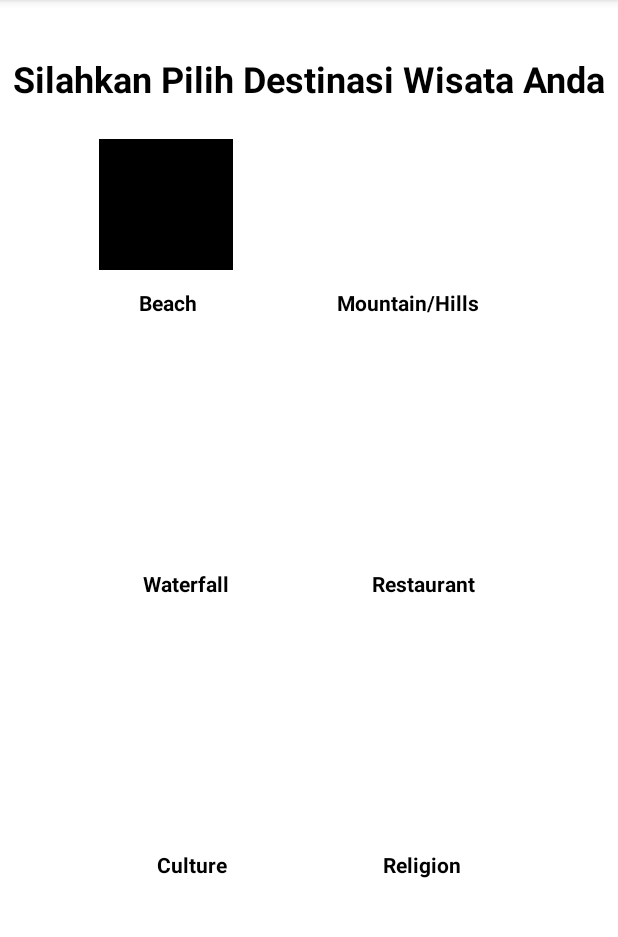
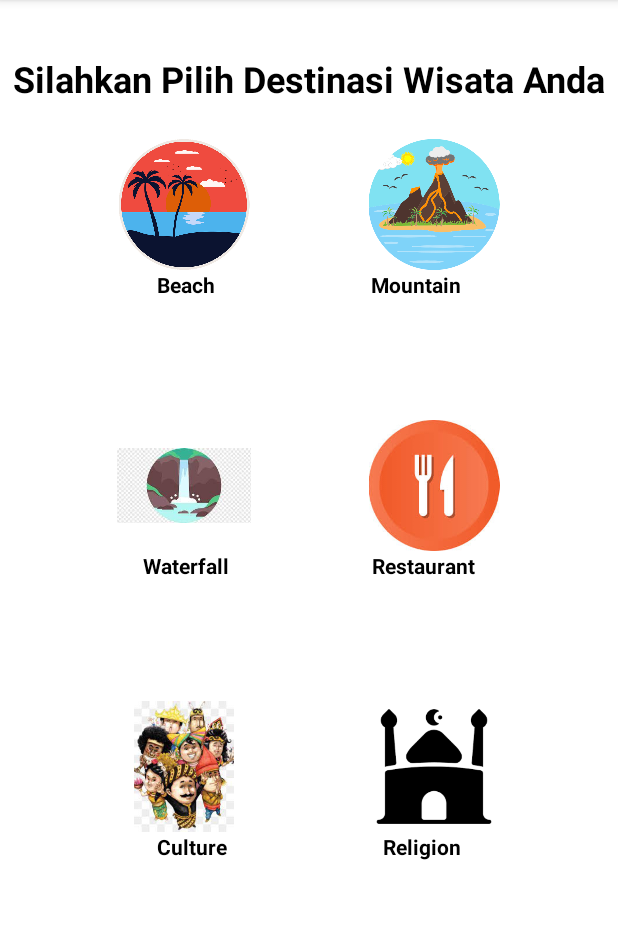
Before and after one commit to Ammardapi/Llombok_Travelling, an Android app: the screen it shows after launch once a user with an empty profile is signed in (DashboardActivity), on a phone screen of 412 x 824 dp, the part 84-1021 px from its top. Run offline under Robolectric (Android 15) with nearby library versions, the phone set to English and light mode, and no system bars; our stand-ins replace Firebase (no records; nobody signed in at launch, a user with empty details on screens opened directly).

Commit message:
imageview

```diff
--- a/app/src/main/java/com/dapi/lomboktravelling/DashboardActivity.java
+++ b/app/src/main/java/com/dapi/lomboktravelling/DashboardActivity.java
@@ -3,6 +3,7 @@ package com.dapi.lomboktravelling;
 import androidx.appcompat.app.AppCompatActivity;
 
 import android.os.Bundle;
+import android.widget.ImageView;
 
 public class DashboardActivity extends AppCompatActivity {
 
@@ -10,5 +11,18 @@ public class DashboardActivity extends AppCompatActivity {
     protected void onCreate(Bundle savedInstanceState) {
         super.onCreate(savedInstanceState);
         setContentView(R.layout.activity_dashboard);
+
+        ImageView pantai =findViewById(R.id.iv_beach);
+        pantai.setImageResource(R.drawable.pantai);
+        ImageView hill =findViewById(R.id.iv_hill);
+        hill.setImageResource(R.drawable.hill);
+        ImageView terjun =findViewById(R.id.iv_waterfall);
+        terjun.setImageResource(R.drawable.terjun);
+        ImageView rest =findViewById(R.id.iv_rest);
+        rest.setImageResource(R.drawable.rest);
+        ImageView culture =findViewById(R.id.iv_culture);
+        culture.setImageResource(R.drawable.budaya);
+        ImageView religi =findViewById(R.id.iv_religi);
+        religi.setImageResource(R.drawable.religi);
     }
 }
--- a/app/src/main/java/com/dapi/lomboktravelling/MainActivity.java
+++ b/app/src/main/java/com/dapi/lomboktravelling/MainActivity.java
@@ -9,6 +9,7 @@ import android.util.Log;
 import android.view.View;
 import android.widget.Button;
 import android.widget.EditText;
+import android.widget.ImageView;
 import android.widget.TextView;
 import android.widget.Toast;
 
@@ -35,6 +36,8 @@ public class MainActivity extends AppCompatActivity {
     protected void onCreate(Bundle savedInstanceState) {
         super.onCreate(savedInstanceState);
         setContentView(R.layout.activity_main);
+
+
 
         // Initialize Firebase Auth
         mAuth = FirebaseAuth.getInstance();
--- a/app/src/main/res/layout/activity_dashboard.xml
+++ b/app/src/main/res/layout/activity_dashboard.xml
@@ -11,7 +11,6 @@
         android:id="@+id/tv_culture"
         android:layout_width="wrap_content"
         android:layout_height="wrap_content"
-        android:layout_marginTop="12dp"
         android:text="Culture"
         android:textColor="@color/black"
         android:textStyle="bold"
@@ -25,21 +24,19 @@
         android:id="@+id/tv_religi"
         android:layout_width="wrap_content"
         android:layout_height="wrap_content"
-        android:layout_marginTop="12dp"
         android:text="Religion"
         android:textColor="@color/black"
         android:textStyle="bold"
         app:layout_constraintEnd_toEndOf="parent"
         app:layout_constraintHorizontal_bias="0.5"
         app:layout_constraintStart_toEndOf="@+id/tv_culture"
-        app:layout_constraintTop_toBottomOf="@+id/imageView6"
+        app:layout_constraintTop_toBottomOf="@+id/iv_religi"
         tools:ignore="MissingConstraints" />
 
     <TextView
         android:id="@+id/tv_restauran"
         android:layout_width="wrap_content"
         android:layout_height="wrap_content"
-        android:layout_marginTop="12dp"
         android:text="Restaurant"
         android:textColor="@color/black"
         android:textStyle="bold"
@@ -68,9 +65,8 @@
         android:layout_width="89dp"
         android:layout_height="87dp"
         android:layout_marginTop="24dp"
-        android:layout_marginEnd="36dp"
-        android:background="@color/black"
         app:layout_constraintEnd_toStartOf="@+id/iv_hill"
+        app:layout_constraintHorizontal_bias="0.5"
         app:layout_constraintStart_toStartOf="parent"
         app:layout_constraintTop_toBottomOf="@+id/textView"
         tools:ignore="MissingConstraints"
@@ -93,7 +89,6 @@
         android:layout_width="89dp"
         android:layout_height="87dp"
         android:layout_marginTop="100dp"
-        android:layout_marginEnd="36dp"
         app:layout_constraintEnd_toStartOf="@+id/iv_rest"
         app:layout_constraintHorizontal_bias="0.5"
         app:layout_constraintStart_toStartOf="parent"
@@ -118,8 +113,7 @@
         android:layout_width="89dp"
         android:layout_height="87dp"
         android:layout_marginTop="100dp"
-        android:layout_marginEnd="36dp"
-        app:layout_constraintEnd_toStartOf="@+id/imageView6"
+        app:layout_constraintEnd_toStartOf="@+id/iv_religi"
         app:layout_constraintHorizontal_bias="0.5"
         app:layout_constraintStart_toStartOf="parent"
         app:layout_constraintTop_toBottomOf="@+id/iv_waterfall"
@@ -127,7 +121,7 @@
         tools:srcCompat="@drawable/budaya" />
 
     <ImageView
-        android:id="@+id/imageView6"
+        android:id="@+id/iv_religi"
         android:layout_width="89dp"
         android:layout_height="87dp"
         android:layout_marginTop="100dp"
@@ -142,7 +136,6 @@
         android:id="@+id/tv_beach"
         android:layout_width="wrap_content"
         android:layout_height="wrap_content"
-        android:layout_marginTop="12dp"
         android:text="Beach"
         android:textColor="@color/black"
         android:textStyle="bold"
@@ -156,8 +149,7 @@
         android:id="@+id/tv_hill"
         android:layout_width="wrap_content"
         android:layout_height="wrap_content"
-        android:layout_marginTop="12dp"
-        android:text="Mountain/Hills"
+        android:text="Mountain"
         android:textColor="@color/black"
         android:textStyle="bold"
         app:layout_constraintEnd_toEndOf="parent"
@@ -170,7 +162,6 @@
         android:id="@+id/tv_waterfall"
         android:layout_width="wrap_content"
         android:layout_height="wrap_content"
-        android:layout_marginTop="12dp"
         android:text="Waterfall"
         android:textColor="@color/black"
         android:textStyle="bold"
```
Also changed, not shown: app/src/main/res/layout/activity_main.xml (+18 -5 lines), app/src/main/res/layout/activity_register.xml (+16 -8 lines), app/src/main/res/drawable/budaya.jpg, app/src/main/res/drawable/hill.png, app/src/main/res/drawable/terjun.jpg, app/src/main/res/drawable/wp.png (added).
